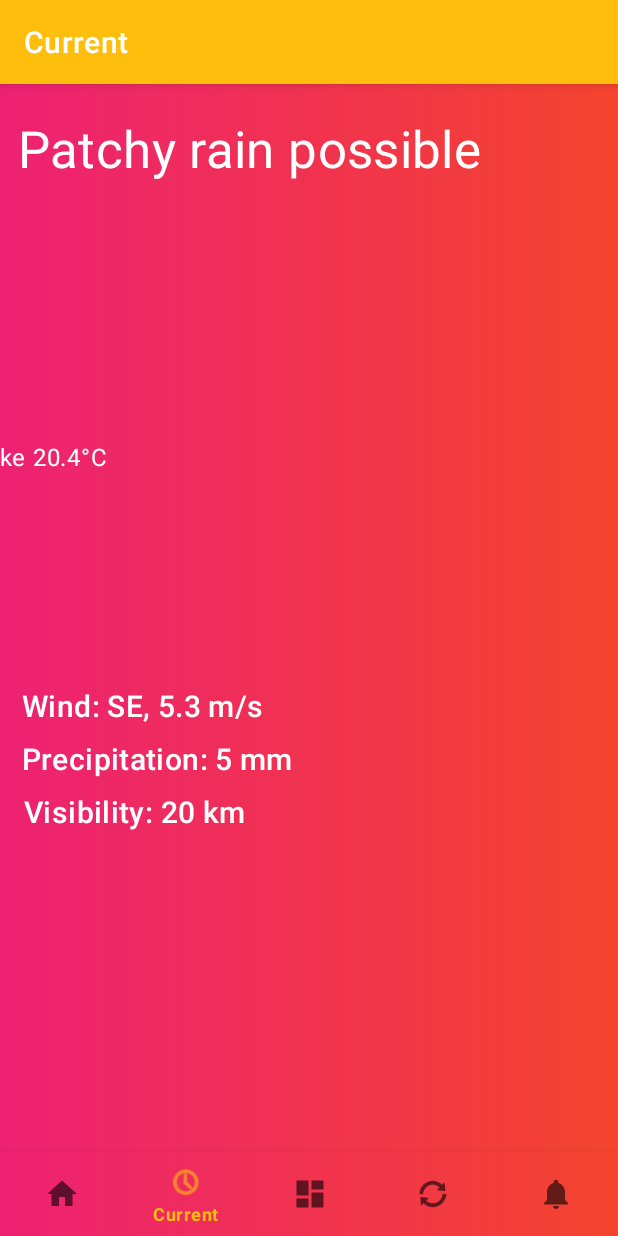
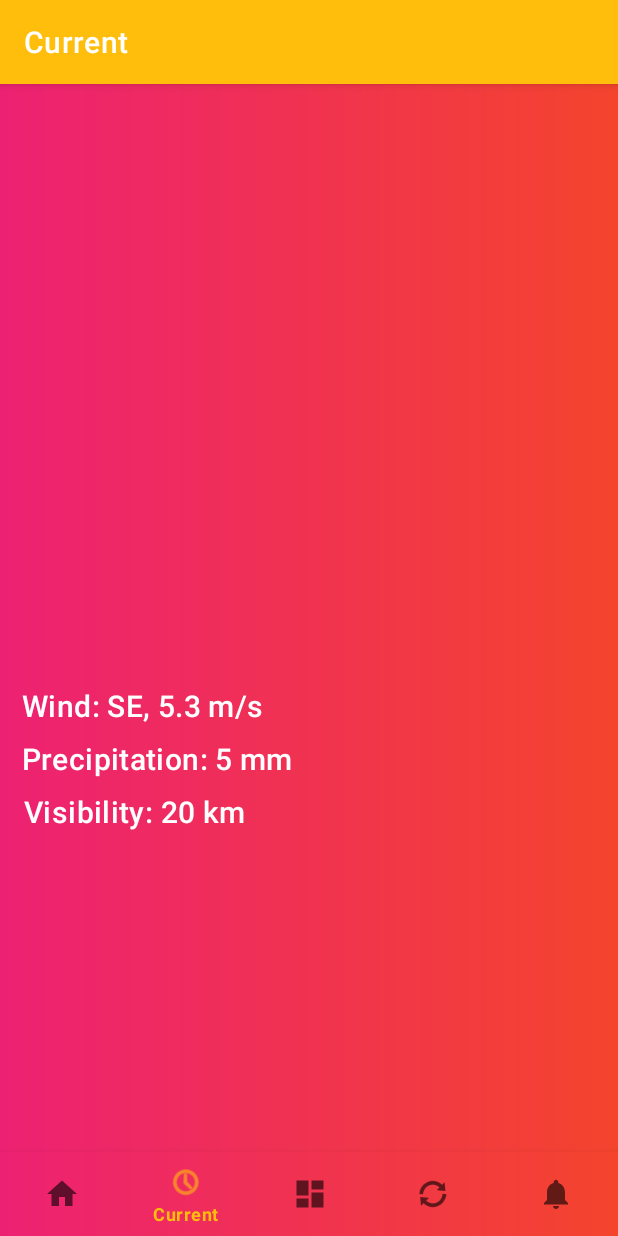
Before and after one commit to arunabhdas/platform6ix, an Android app: the CurrentFragment screen opened through its navigation route, on a phone screen of 412 x 824 dp. Run offline under Robolectric (Android 15) with nearby library versions, the phone set to English and light mode, and no system bars; our stand-ins replace navigation-ui; libraries missing offline, so code that uses them is left out: com.jakewharton.retrofit2; pictures from the network do not load; 2 statements that could not run were skipped.

Commit message:
Updated CurrentFragment

```diff
--- a/platform6ix-android/app/src/main/res/layout/fragment_current.xml
+++ b/platform6ix-android/app/src/main/res/layout/fragment_current.xml
@@ -70,7 +70,7 @@
         app:layout_constraintTop_toTopOf="parent"
         app:layout_constraintVertical_bias="0.017"
         android:textColor="@color/white"
-        android:text="Patchy rain possible"
+        tools:text="Patchy rain possible"
         />
 
     <ImageView
@@ -122,7 +122,6 @@
         app:layout_constraintStart_toStartOf="@+id/textView_temperature"
         app:layout_constraintTop_toBottomOf="@+id/textView_temperature"
         app:layout_constraintVertical_bias="0.0"
-        android:text="Feels like 20.4°C"
         android:textColor="@color/white"
         tools:text="Feels like 20.4°C"
         />
```
